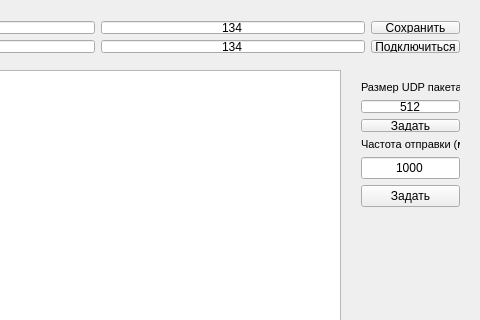
Qt form mainwindow.ui (nika-gromova/qt-chat) before a commit; both pictures show x 190 to 670 and y 0 to 320 of the 670 by 579 pixel window.
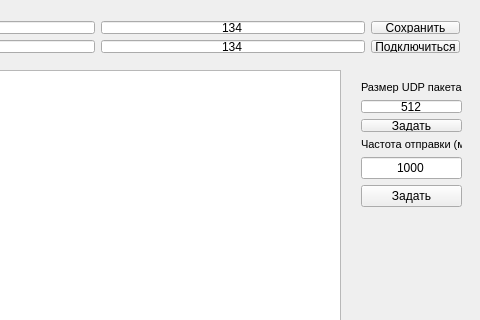
The same form after that commit.

The edit to the form file:
```diff
--- a/mainwindow.ui
+++ b/mainwindow.ui
@@ -148,7 +148,7 @@
      <rect>
       <x>540</x>
       <y>70</y>
-      <width>121</width>
+      <width>123</width>
       <height>148</height>
      </rect>
     </property>
```
